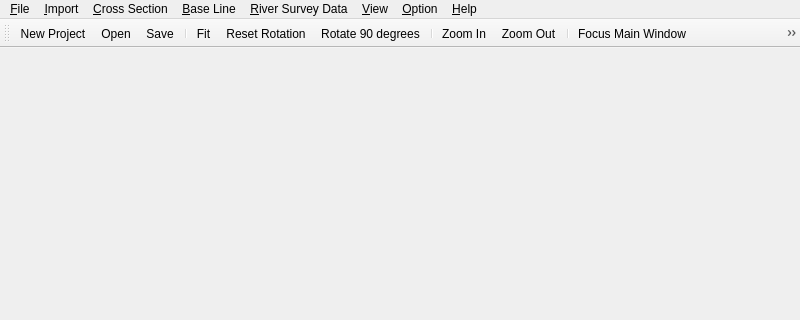
Before: the Qt Designer form apps/rivmaker/main/rivmakermainwindow.ui in i-RIC/prepost-gui, drawn with Qt 5; both pictures show x 0 to 800 and y 0 to 320 of the 800 by 600 pixel window.
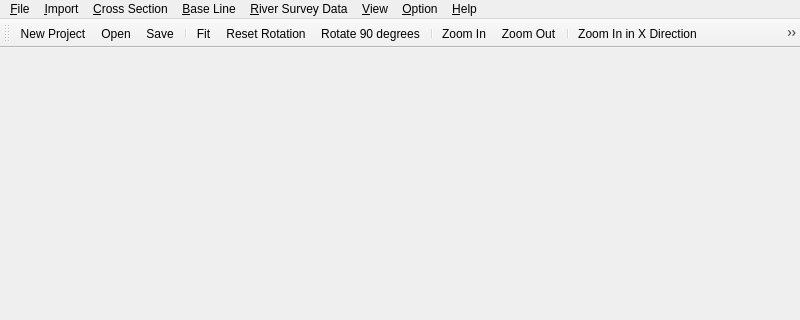
After: the same form once the commit is applied. Icons and pictures are not drawn.

```diff
--- a/apps/rivmaker/main/rivmakermainwindow.ui
+++ b/apps/rivmaker/main/rivmakermainwindow.ui
@@ -195,6 +195,11 @@
    <addaction name="zoomInAction"/>
    <addaction name="zoomOutAction"/>
    <addaction name="separator"/>
+   <addaction name="zoomInXAction"/>
+   <addaction name="zoomOutXAction"/>
+   <addaction name="zoomInYAction"/>
+   <addaction name="zoomOutYAction"/>
+   <addaction name="separator"/>
    <addaction name="focusPreWindowAction"/>
    <addaction name="focusVerticalCrosssectionWindowAction"/>
    <addaction name="openCrosssectionWindowAction"/>
@@ -639,6 +644,45 @@
     <string>Export as CSV files...</string>
    </property>
   </action>
+  <action name="zoomInXAction">
+   <property name="icon">
+    <iconset resource="../rivmaker.qrc">
+     <normaloff>:/images/iconViewZoomInX.png</normaloff>:/images/iconViewZoomInX.png</iconset>
+   </property>
+   <property name="text">
+    <string>Zoom In in X Direction</string>
+   </property>
+   <property name="toolTip">
+    <string>Zoom In in X direction</string>
+   </property>
+  </action>
+  <action name="zoomInYAction">
+   <property name="icon">
+    <iconset resource="../rivmaker.qrc">
+     <normaloff>:/images/iconViewZoomInY.png</normaloff>:/images/iconViewZoomInY.png</iconset>
+   </property>
+   <property name="text">
+    <string>Zoom In in Y Direction</string>
+   </property>
+  </action>
+  <action name="zoomOutXAction">
+   <property name="icon">
+    <iconset resource="../rivmaker.qrc">
+     <normaloff>:/images/iconViewZoomOutX.png</normaloff>:/images/iconViewZoomOutX.png</iconset>
+   </property>
+   <property name="text">
+    <string>Zoom Out in X Direction</string>
+   </property>
+  </action>
+  <action name="zoomOutYAction">
+   <property name="icon">
+    <iconset resource="../rivmaker.qrc">
+     <normaloff>:/images/iconViewZoomOutY.png</normaloff>:/images/iconViewZoomOutY.png</iconset>
+   </property>
+   <property name="text">
+    <string>Zoom Out in Y Direction</string>
+   </property>
+  </action>
  </widget>
  <resources>
   <include location="../rivmaker.qrc"/>
```
Left out of the diff: 2 changed lines with no effect on the pictures.
